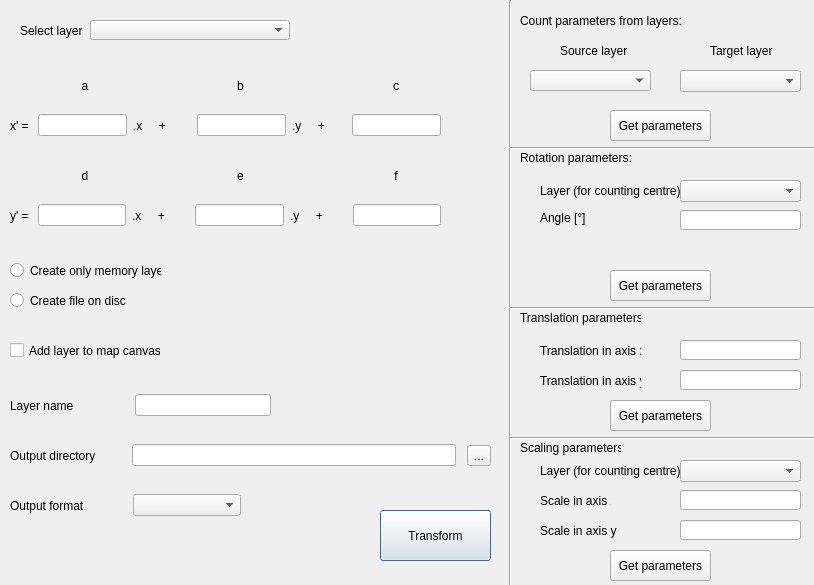
Qt form affine_dialog_base.ui (ctu-fgis/2019-c-qgis-affine) before a commit.
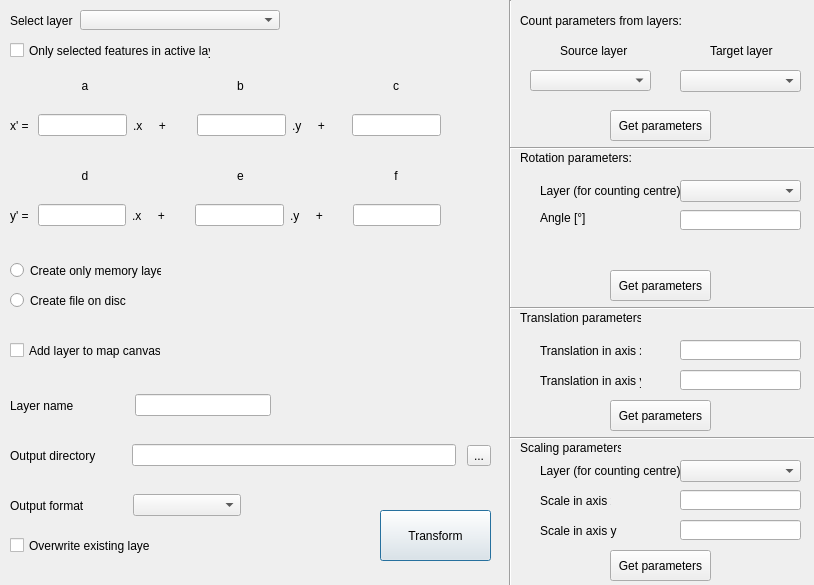
The same form after that commit.

Commit message:
Overwritting layers, selecting features.
Checkboxes for overwritting layer and selected features from map canvas added. More messages for user (ex. for unexpected geometry etc.)

Diff of the .ui file:
```diff
--- a/affine_dialog_base.ui
+++ b/affine_dialog_base.ui
@@ -239,8 +239,8 @@
   <widget class="QComboBox" name="Slayer_Cbox">
    <property name="geometry">
     <rect>
-     <x>90</x>
-     <y>20</y>
+     <x>80</x>
+     <y>10</y>
      <width>200</width>
      <height>20</height>
     </rect>
@@ -249,8 +249,8 @@
   <widget class="QLabel" name="Slayer1">
    <property name="geometry">
     <rect>
-     <x>20</x>
-     <y>20</y>
+     <x>10</x>
+     <y>10</y>
      <width>81</width>
      <height>21</height>
     </rect>
@@ -824,6 +824,32 @@
     <string>Add layer to map canvas</string>
    </property>
   </widget>
+  <widget class="QCheckBox" name="Overwrite_CheckB">
+   <property name="geometry">
+    <rect>
+     <x>10</x>
+     <y>530</y>
+     <width>141</width>
+     <height>31</height>
+    </rect>
+   </property>
+   <property name="text">
+    <string>Overwrite existing layer</string>
+   </property>
+  </widget>
+  <widget class="QCheckBox" name="Selected_CheckB">
+   <property name="geometry">
+    <rect>
+     <x>10</x>
+     <y>40</y>
+     <width>201</width>
+     <height>21</height>
+    </rect>
+   </property>
+   <property name="text">
+    <string>Only selected features in active layer</string>
+   </property>
+  </widget>
  </widget>
  <resources/>
  <connections/>
```
The commit also changes 1 other file.
